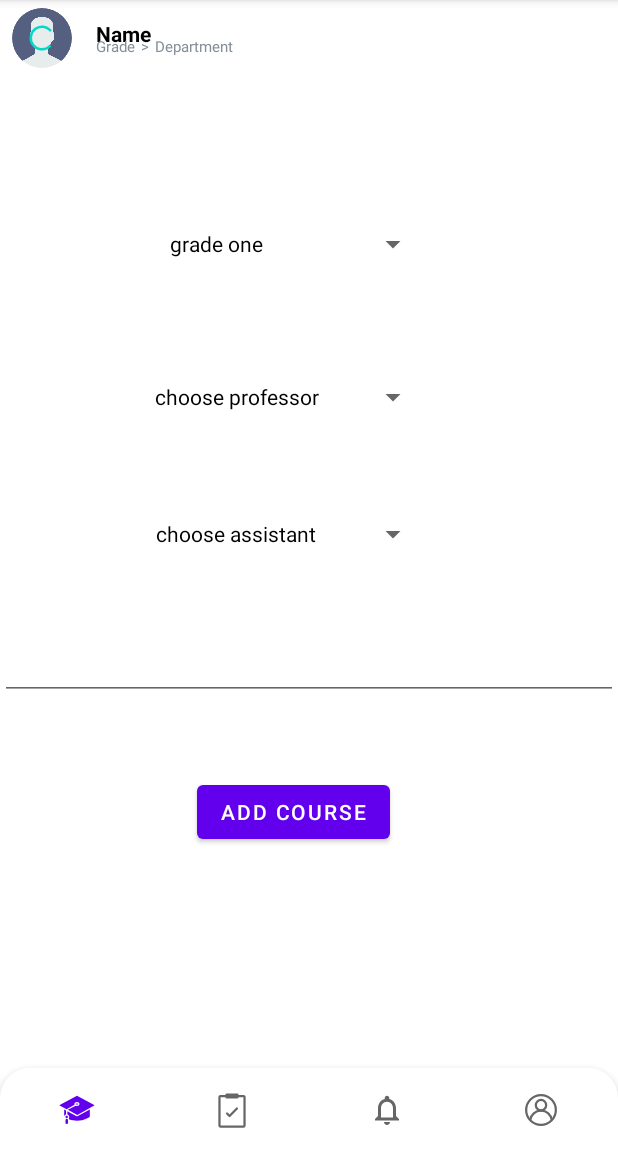
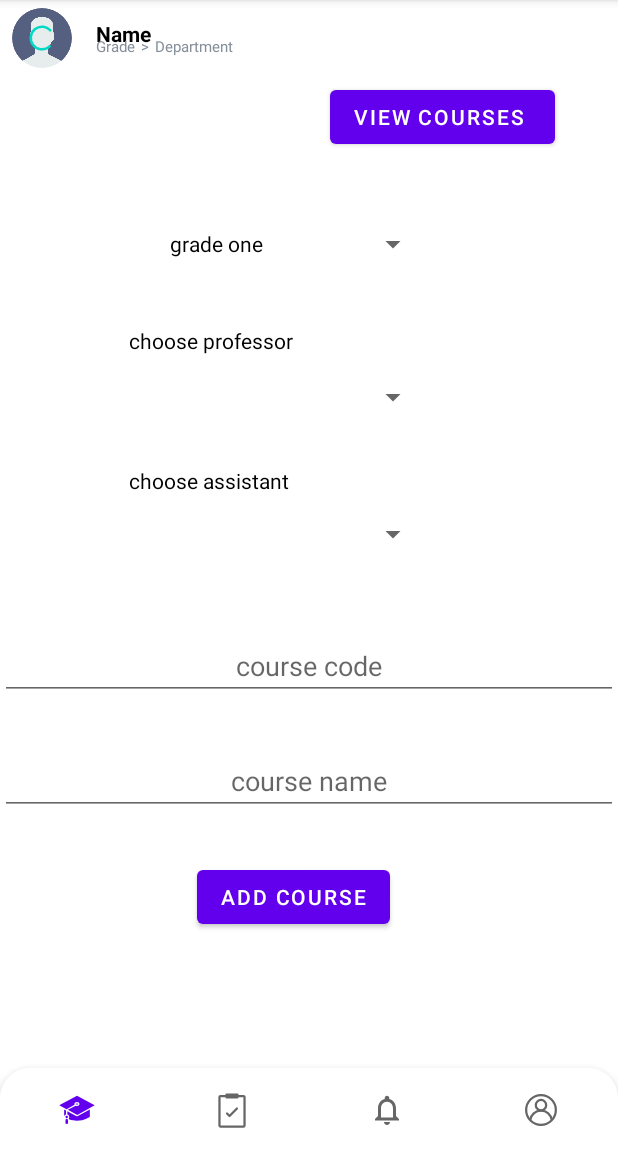
Before and after one commit to febronia53/Graduation_project_Admin_Version, an Android app: the fragment AddCourseFragment placed in its activity, on a phone screen of 412 x 824 dp, the part 84-1236 px from its top. Run offline under Robolectric (Android 15) with nearby library versions, the phone set to English and light mode, and no system bars; our stand-ins replace Dagger/Hilt's generated code, Firebase (no records; nobody signed in at launch, a user with empty details on screens opened directly); pictures from the network do not load.

Commit message:
add&view permission --- signUp --- add schedule --- add&view Course -- done and tested

```diff
--- a/app/src/main/java/com/uni/uniadmin/adapters/CourseAdapter.kt
+++ b/app/src/main/java/com/uni/uniadmin/adapters/CourseAdapter.kt
@@ -24,7 +24,7 @@ class CourseAdapter(
     : RecyclerView.Adapter<CourseAdapter.myViewHolder>() {
 
     override fun onCreateViewHolder(parent: ViewGroup, viewType: Int): myViewHolder {
-        val view : View = LayoutInflater.from(context).inflate(R.layout.student_item,parent,false)
+        val view : View = LayoutInflater.from(context).inflate(R.layout.course_item,parent,false)
         return myViewHolder(view)
     }
 
@@ -62,7 +62,7 @@ class CourseAdapter(
         val course_code = item.findViewById<TextView>(R.id.course_code)
         val course_professor = item.findViewById<TextView>(R.id.course_professor)
 
-        val delete = item.findViewById<ConstraintLayout>(R.id.delete_bt)
+        val delete = item.findViewById<Button>(R.id.delete_bt)
 
         init {
             delete.setOnClickListener {
--- a/app/src/main/java/com/uni/uniadmin/classes/Courses.kt
+++ b/app/src/main/java/com/uni/uniadmin/classes/Courses.kt
@@ -1,8 +1,12 @@
 package com.uni.uniadmin.classes
 
+
 data class Courses (
+    val courseName:String ="",
     val courseCode:String="",
     val grade : String="",
     val professor:String="",
-    val learningAssistant:String=""
+    val learningAssistant:String="",
+    val professorCode:String="",
+    val learningAssistantCode:String=""
     )
--- a/app/src/main/java/com/uni/uniadmin/ui/fragment/addData/AddCourseFragment.kt
+++ b/app/src/main/java/com/uni/uniadmin/ui/fragment/addData/AddCourseFragment.kt
@@ -16,6 +16,8 @@ import com.uni.uniadmin.classes.Courses
 import com.uni.uniadmin.classes.Professor
 import com.uni.uniadmin.classes.SpinnerItem
 import com.uni.uniadmin.data.Resource
+import com.uni.uniadmin.ui.HomeScreen
+import com.uni.uniadmin.ui.fragment.ViewCoursesFragment
 import com.uni.uniadmin.viewModel.AuthViewModel
 import com.uni.uniadmin.viewModel.FirebaseViewModel
 import com.uni.uniteaching.classes.user.UserAdmin
@@ -33,14 +35,14 @@ class AddCourseFragment : Fragment() {
     private val viewModelAuth : AuthViewModel by viewModels()
     private val viewModel : FirebaseViewModel by viewModels()
     private lateinit var currentUser: UserAdmin
-    private lateinit var profList: MutableList<String>
+    private lateinit var profList: MutableList<SpinnerItem>
     private lateinit var assistantList: MutableList<SpinnerItem>
     var assistantIndex:Int = 0
     var lecturer:Int = 0
     private lateinit var profListData: MutableList<Professor>
     private lateinit var assistantListData: MutableList<Assistant>
     private lateinit var  adapter2: SpinnerItemAdapter
-
+    private lateinit var  adapterLecturer: SpinnerItemAdapter
     override fun onCreateView(
         inflater: LayoutInflater, container: ViewGroup?,
         savedInstanceState: Bundle?
@@ -61,12 +63,12 @@ class AddCourseFragment : Fragment() {
         }
         val view = inflater.inflate(R.layout.fragment_add_course, container, false)
         val add = view.findViewById<Button>(R.id.add_course)
-        val profText=view.findViewById<TextView>(R.id.professor_text)
         val courseID=view.findViewById<EditText>(R.id.course_id)
+        val courseName=view.findViewById<EditText>(R.id.course_name)
+
+        val viewCourse=view.findViewById<Button>(R.id.view_courses_bt)
+
         val gradeText=view.findViewById<TextView>(R.id.grade_spinner_add_course_text)
-        val assistantText=view.findViewById<TextView>(R.id.assistant_text)
-
-
 
         assistant=""
         prof=""
@@ -77,13 +79,27 @@ class AddCourseFragment : Fragment() {
         viewModel.getAllProfessor()
         observeProfessor()
 
-
+        viewCourse.setOnClickListener {
+            val viewCourse=ViewCoursesFragment()
+            (activity as HomeScreen).replaceFragment(viewCourse)
+        }
 add.setOnClickListener {
     val cID= courseID.text.toString()
-   if (lecturer>0 && assistantIndex>0&& grade.isNotEmpty()&&cID.isNotEmpty()){
-       // TODO: we need a button to navigate to the courses list screen
-       //TODO() the grade is here as the admin is assigned to some grade but we generated the grade by spinner
-       viewModel.addCourse(Courses(cID,grade,profListData[lecturer].code,assistantListData[assistantIndex].code),profListData[lecturer],assistantListData[assistantIndex])
+    val _courseName=courseName.text.toString()
+   if (lecturer>0 && assistantIndex>0&& grade.isNotEmpty()&&cID.isNotEmpty()&&_courseName.isNotEmpty()){
+
+       viewModel.addCourse(
+           Courses(
+               _courseName,
+                cID,
+                grade,
+                profListData[lecturer].name,
+                assistantListData[assistantIndex].name
+                ,profListData[lecturer].code,
+               assistantListData[assistantIndex].code
+           ),
+                profListData[lecturer],
+                assistantListData[assistantIndex])
        observeAddedCourse()
    }else{
 Toast.makeText(context,"make sure to fill all data",Toast.LENGTH_SHORT).show()
@@ -103,8 +119,6 @@ Toast.makeText(context,"make sure to fill all data",Toast.LENGTH_SHORT).show()
             override fun onItemSelected(p0 : AdapterView<*>?, p1: View?, p2:Int, p3: Long) {
                 assistant =assistantList[p2].textUpperLeft
                 assistantIndex = p2
-                Toast.makeText(requireContext(),p2.toString(),Toast.LENGTH_SHORT).show()
-                assistantText.text=assistant
             }
             override fun onNothingSelected(p0: AdapterView<*>?) {}
         }
@@ -118,26 +132,23 @@ Toast.makeText(context,"make sure to fill all data",Toast.LENGTH_SHORT).show()
         autoComGrade.onItemSelectedListener= object : AdapterView.OnItemSelectedListener{
             override fun onItemSelected(p0 : AdapterView<*>?, p1: View?, p2:Int, p3: Long) {
 
-                Toast.makeText(requireContext(),p2.toString(),Toast.LENGTH_SHORT).show()
                 grade =gradeList[p2]
                 gradeText.text=grade
             }
             override fun onNothingSelected(p0: AdapterView<*>?) {}
         }
-        val adapter: ArrayAdapter<String> = ArrayAdapter<String>(
+        adapterLecturer = SpinnerItemAdapter(
             requireContext(),
-            android.R.layout.simple_spinner_item, profList
+            profList
         )
 
         val autoCom = view.findViewById<Spinner>(R.id.professor_spinner)
-        autoCom.adapter = adapter
+        autoCom.adapter = adapterLecturer
 
         autoCom.onItemSelectedListener= object : AdapterView.OnItemSelectedListener{
             override fun onItemSelected(p0 : AdapterView<*>?, p1: View?, p2:Int, p3: Long) {
                 lecturer = p2
-                Toast.makeText(requireContext(),p2.toString(),Toast.LENGTH_SHORT).show()
-                prof =profList[p2]
-                profText.text=prof
+                prof =profList[p2].textUpperLeft
             }
             override fun onNothingSelected(p0: AdapterView<*>?) {}
         }
@@ -152,7 +163,8 @@ Toast.makeText(context,"make sure to fill all data",Toast.LENGTH_SHORT).show()
                     }
                     is Resource.Success -> {
                         Toast.makeText(context, "course added successfully", Toast.LENGTH_SHORT).show()
-
+                        val viewCourse=ViewCoursesFragment()
+                        (activity as HomeScreen).replaceFragment(viewCourse)
                     }
                     is Resource.Failure -> {
                         Toast.makeText(context, it.exception, Toast.LENGTH_SHORT).show()
@@ -174,7 +186,6 @@ Toast.makeText(context,"make sure to fill all data",Toast.LENGTH_SHORT).show()
                         assistantListData.clear()
 
                         it.result.forEach {
-                            Log.e("assistant",it.name)
                             assistantList.add(SpinnerItem(it.name,it.code,it.Specialization))
                         assistantListData.add(it)
                         }
@@ -199,11 +210,10 @@ Toast.makeText(context,"make sure to fill all data",Toast.LENGTH_SHORT).show()
                         profList.clear()
                         profListData.clear()
                         it.result.forEach {
-                        profList.add("${it.name} ${it.code}")
+                        profList.add(SpinnerItem(it.name,it.code,it.Specialization))
                             profListData.add(it)
                         }
-
-
+                        adapterLecturer.notifyDataSetChanged()
                     }
                     is Resource.Failure -> {
                         Toast.makeText(context,it.exception,Toast.LENGTH_SHORT).show()
--- a/app/src/main/java/com/uni/uniadmin/viewModel/FirebaseViewModel.kt
+++ b/app/src/main/java/com/uni/uniadmin/viewModel/FirebaseViewModel.kt
@@ -291,12 +291,11 @@ class FirebaseViewModel @Inject constructor(
             _getCoursesByGrade.value=it
         }}
 
-    private val _getAllCourses= MutableStateFlow<Resource<List<Courses>>?>(Resource.Loading)
-    val getAllCourses=_getAllCourses.asStateFlow()
+
     fun getAllCourses()= viewModelScope.launch{
-        _getAllCourses.value= Resource.Loading
+        _getCoursesByGrade.value= Resource.Loading
         repository.getAllCourses() {
-            _getAllCourses.value=it
+            _getCoursesByGrade.value=it
         }}
 
     private val _deleteCourse= MutableStateFlow<Resource<String>?>(Resource.Loading)
@@ -356,17 +355,6 @@ class FirebaseViewModel @Inject constructor(
 
 
 // -------------------------------------------------------- student data -------------------------------------------------------//
-
-
-
-
-
-
-
-
-
-
-
 
 
 
--- a/app/src/main/res/layout/fragment_add_course.xml
+++ b/app/src/main/res/layout/fragment_add_course.xml
@@ -6,6 +6,16 @@
     xmlns:app="http://schemas.android.com/apk/res-auto"
     tools:context=".ui.fragment.addData.AddCourseFragment">
 
+    <Button
+        android:id="@+id/view_courses_bt"
+
+        android:layout_width="wrap_content"
+        android:layout_height="wrap_content"
+        android:text="view courses "
+        app:layout_constraintEnd_toEndOf="parent"
+        app:layout_constraintHorizontal_bias="0.839"
+        app:layout_constraintStart_toStartOf="parent"
+        app:layout_constraintTop_toTopOf="parent" />
 
     <Spinner
         android:id="@+id/grade_spinner_add_course"
@@ -48,12 +58,12 @@
         android:layout_height="wrap_content"
         android:text="choose professor "
         android:textColor="#000000"
-        app:layout_constraintBottom_toBottomOf="@+id/professor_spinner"
+        app:layout_constraintBottom_toTopOf="@+id/professor_spinner"
         app:layout_constraintEnd_toEndOf="@+id/professor_spinner"
-        app:layout_constraintHorizontal_bias="0.196"
+        app:layout_constraintHorizontal_bias="0.0"
         app:layout_constraintStart_toStartOf="@+id/professor_spinner"
-        app:layout_constraintTop_toTopOf="@+id/professor_spinner"
-        app:layout_constraintVertical_bias="0.476" />
+        app:layout_constraintTop_toBottomOf="@+id/grade_spinner_add_course"
+        app:layout_constraintVertical_bias="0.818" />
 
     <Spinner
         android:id="@+id/assistant_spinner"
@@ -72,22 +82,33 @@
         android:layout_height="wrap_content"
         android:text="choose assistant"
         android:textColor="#000000"
-        app:layout_constraintBottom_toBottomOf="@+id/assistant_spinner"
-        app:layout_constraintEnd_toEndOf="@+id/assistant_spinner"
-        app:layout_constraintHorizontal_bias="0.196"
+        app:layout_constraintBottom_toTopOf="@+id/assistant_spinner"
+        app:layout_constraintEnd_toEndOf="parent"
+        app:layout_constraintHorizontal_bias="0.0"
         app:layout_constraintStart_toStartOf="@+id/assistant_spinner"
-        app:layout_constraintTop_toTopOf="@+id/assistant_spinner"
-        app:layout_constraintVertical_bias="0.476" />
+        app:layout_constraintTop_toBottomOf="@+id/professor_spinner"
+        app:layout_constraintVertical_bias="0.818" />
 
     <EditText
         android:id="@+id/course_id"
         android:layout_width="match_parent"
         android:layout_height="wrap_content"
+        android:hint="course code"
+        android:gravity="center"
         app:layout_constraintBottom_toBottomOf="parent"
         app:layout_constraintTop_toBottomOf="@+id/assistant_spinner"
         app:layout_constraintVertical_bias="0.155"
         tools:layout_editor_absoluteX="0dp" />
-
+    <EditText
+        android:id="@+id/course_name"
+        android:layout_width="match_parent"
+        android:layout_height="wrap_content"
+        android:hint="course name"
+        android:gravity="center"
+        app:layout_constraintBottom_toBottomOf="parent"
+        app:layout_constraintTop_toBottomOf="@+id/course_id"
+        app:layout_constraintVertical_bias="0.155"
+        tools:layout_editor_absoluteX="0dp" />
     <Button
         android:id="@+id/add_course"
         android:layout_width="wrap_content"
@@ -97,7 +118,7 @@
         app:layout_constraintEnd_toEndOf="parent"
         app:layout_constraintHorizontal_bias="0.464"
         app:layout_constraintStart_toStartOf="parent"
-        app:layout_constraintTop_toBottomOf="@+id/course_id"
+        app:layout_constraintTop_toBottomOf="@+id/course_name"
         app:layout_constraintVertical_bias="0.256" />
 
 </androidx.constraintlayout.widget.ConstraintLayout>
```
Also changed, not shown: app/src/main/java/com/uni/uniadmin/ui/fragment/ViewCoursesFragment.kt (+22 -5 lines), app/src/main/res/layout/fragment_view_courses.xml (+19 -7 lines).
